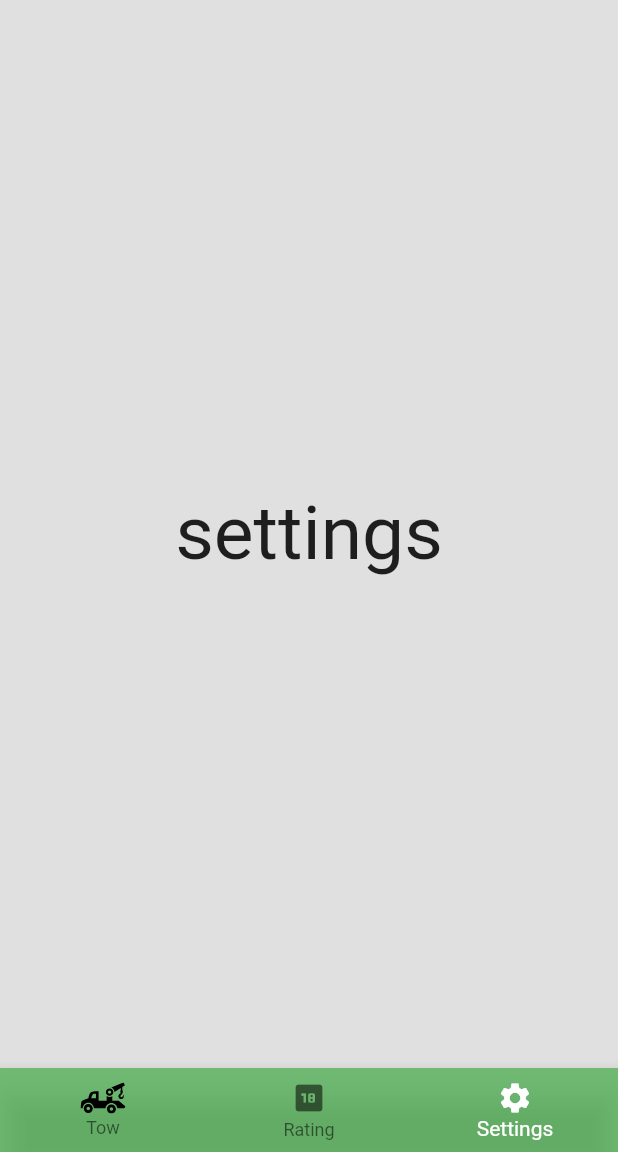
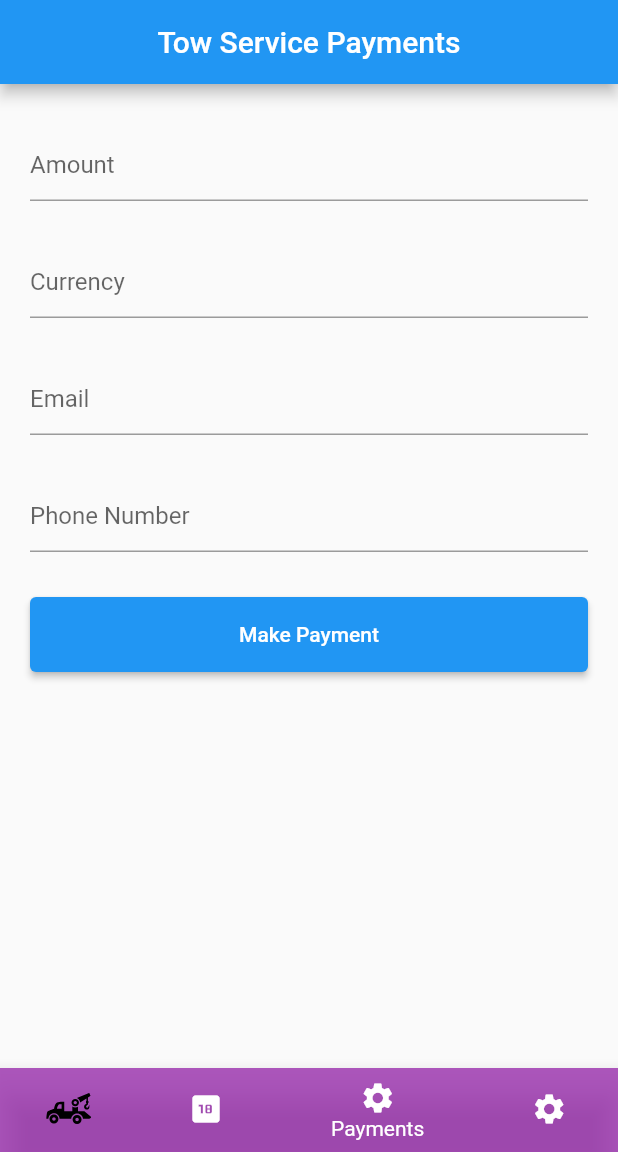
Before and after one commit to owinymarvin/classflutter, a Flutter app: the HomePage screen opened directly, item 3 of the bottom bar chosen, on a phone screen of 412 x 824 dp, the part 84-1236 px from its top. Run offline on Flutter 3.47's test engine with Material 2 defaults, Android fonts, the phone set to English and light mode, and no system bars; our stand-ins replace cloud_firestore, firebase_auth, firebase_core, flutter_svg, google_maps_flutter; missing offline and left inert: flutterwave_standard; accounts and stored records are empty.

Commit message:
added payments with mobile money

```diff
--- /dev/null
+++ b/lib/home_contents/flutterwave/flutterwave_payments.dart
@@ -0,0 +1,283 @@
+import 'package:flutter/material.dart';
+import 'package:flutterwave_standard/flutterwave.dart';
+import 'package:uuid/uuid.dart';
+
+class FlutterWavePayments extends StatelessWidget {
+  @override
+  Widget build(BuildContext context) {
+    return const MaterialApp(
+      debugShowCheckedModeBanner: false,
+      title: 'Flutter Standard Demo',
+      home: MyHomePage('Tow Service Payments'),
+    );
+  }
+}
+
+class MyHomePage extends StatefulWidget {
+  const MyHomePage(this.title, {super.key});
+
+  final String title;
+
+  @override
+  State<MyHomePage> createState() => _MyHomePageState();
+}
+
+class _MyHomePageState extends State<MyHomePage> {
+  final formKey = GlobalKey<FormState>();
+  final amountController = TextEditingController();
+  final currencyController = TextEditingController();
+  final narrationController = TextEditingController();
+  // final publicKeyController = TextEditingController();
+  // final encryptionKeyController = TextEditingController();
+
+  final publicKeyFromFlutterwave = 'FLWPUBK-d1abf117b016d463130ce4477b58bf31-X';
+  final emailController = TextEditingController();
+  final phoneNumberController = TextEditingController();
+
+  String selectedCurrency = "";
+
+  bool isTestMode = false;
+
+  @override
+  Widget build(BuildContext context) {
+    currencyController.text = selectedCurrency;
+
+    return Scaffold(
+      appBar: AppBar(
+        title: Text(widget.title),
+        centerTitle: true,
+      ),
+      body: Container(
+        width: double.infinity,
+        margin: const EdgeInsets.fromLTRB(20, 10, 20, 10),
+        child: Form(
+          key: formKey,
+          child: ListView(
+            children: <Widget>[
+              Container(
+                margin: const EdgeInsets.fromLTRB(0, 20, 0, 10),
+                child: TextFormField(
+                  controller: amountController,
+                  textInputAction: TextInputAction.next,
+                  keyboardType: TextInputType.number,
+                  style: const TextStyle(color: Colors.black),
+                  decoration: const InputDecoration(hintText: "Amount"),
+                  validator: (value) => value != null && value.isNotEmpty
+                      ? null
+                      : "Amount is required",
+                ),
+              ),
+              Container(
+                margin: const EdgeInsets.fromLTRB(0, 20, 0, 10),
+                child: TextFormField(
+                  controller: currencyController,
+                  textInputAction: TextInputAction.next,
+                  style: const TextStyle(color: Colors.black),
+                  readOnly: true,
+                  onTap: _openBottomSheet,
+                  decoration: const InputDecoration(
+                    hintText: "Currency",
+                  ),
+                  validator: (value) => value != null && value.isNotEmpty
+                      ? null
+                      : "Currency is required",
+                ),
+              ),
+
+              /* Public key controller from flutterwave
+
+              Container(
+                margin: const EdgeInsets.fromLTRB(0, 20, 0, 10),
+                child: TextFormField(
+                  controller: publicKeyController,
+                  textInputAction: TextInputAction.next,
+                  style: const TextStyle(color: Colors.black),
+                  obscureText: true,
+                  decoration: const InputDecoration(
+                    hintText: "Public Key",
+                  ),
+                ),
+              ),
+
+              */
+
+              /* encryption key controller
+
+              Container(
+                margin: const EdgeInsets.fromLTRB(0, 20, 0, 10),
+                child: TextFormField(
+                  controller: encryptionKeyController,
+                  textInputAction: TextInputAction.next,
+                  style: const TextStyle(color: Colors.black),
+                  obscureText: true,
+                  decoration: const InputDecoration(
+                    hintText: "Encryption Key",
+                  ),
+                ),
+              ),
+
+              */
+
+              Container(
+                margin: const EdgeInsets.fromLTRB(0, 20, 0, 10),
+                child: TextFormField(
+                  controller: emailController,
+                  textInputAction: TextInputAction.next,
+                  style: const TextStyle(color: Colors.black),
+                  decoration: const InputDecoration(
+                    hintText: "Email",
+                  ),
+                ),
+              ),
+              Container(
+                margin: const EdgeInsets.fromLTRB(0, 20, 0, 10),
+                child: TextFormField(
+                  controller: phoneNumberController,
+                  textInputAction: TextInputAction.next,
+                  style: const TextStyle(color: Colors.black),
+                  decoration: const InputDecoration(
+                    hintText: "Phone Number",
+                  ),
+                ),
+              ),
+
+              /* is test mode disabled
+
+              Container(
+                width: double.infinity,
+                margin: const EdgeInsets.fromLTRB(0, 20, 0, 10),
+                child: Row(
+                  children: [
+                    const Text("Use Debug"),
+                    Switch(
+                      onChanged: (value) => {
+                        setState(() {
+                          isTestMode = value;
+                        })
+                      },
+                      value: isTestMode,
+                    ),
+                  ],
+                ),
+              ),
+
+              */
+
+              Container(
+                width: double.infinity,
+                height: 50,
+                margin: const EdgeInsets.fromLTRB(0, 20, 0, 10),
+                child: ElevatedButton(
+                  onPressed: _onPressed,
+                  child: const Text(
+                    "Make Payment",
+                    style: TextStyle(color: Colors.white),
+                  ),
+                ),
+              )
+            ],
+          ),
+        ),
+      ), // This trailing comma makes auto-formatting nicer for build methods.
+    );
+  }
+
+  _onPressed() {
+    final currentState = formKey.currentState;
+    if (currentState != null && currentState.validate()) {
+      _handlePaymentInitialization();
+    }
+  }
+
+  _handlePaymentInitialization() async {
+    final Customer customer = Customer(email: emailController.text);
+    final Flutterwave flutterwave = Flutterwave(
+      context: context,
+
+      /*
+      publicKey: publicKeyController.text.trim().isEmpty
+          ? getPublicKey()
+          : publicKeyController.text.trim(),
+      */
+
+      publicKey: publicKeyFromFlutterwave,
+      currency: selectedCurrency,
+      redirectUrl: 'https://google.com',
+      txRef: const Uuid().v1(),
+      // amount: amountController.text.toString().trim(),
+      amount: amountController.text,
+      customer: customer,
+      paymentOptions: "card, payattitude, barter, bank transfer, ussd",
+      customization: Customization(title: "Tow service payments"),
+      isTestMode: isTestMode,
+    );
+
+    final ChargeResponse response = await flutterwave.charge();
+    showLoading(response.toString());
+    print("${response.toJson()}");
+  }
+
+  String getPublicKey() {
+    return "";
+  }
+
+  void _openBottomSheet() {
+    showModalBottomSheet(
+        context: context,
+        builder: (context) {
+          return _getCurrency();
+        });
+  }
+
+  Widget _getCurrency() {
+    final currencies = ["UGX", "KES", "USD", "TZS"];
+    return Container(
+      height: 250,
+      margin: const EdgeInsets.fromLTRB(0, 10, 0, 0),
+      color: Colors.white,
+      child: ListView(
+        children: currencies
+            .map((currency) => ListTile(
+                  onTap: () => {_handleCurrencyTap(currency)},
+                  title: Column(
+                    children: [
+                      Text(
+                        currency,
+                        textAlign: TextAlign.start,
+                        style: const TextStyle(color: Colors.black),
+                      ),
+                      const SizedBox(height: 4),
+                      const Divider(height: 1)
+                    ],
+                  ),
+                ))
+            .toList(),
+      ),
+    );
+  }
+
+  _handleCurrencyTap(String currency) {
+    setState(() {
+      selectedCurrency = currency;
+      currencyController.text = currency;
+    });
+    Navigator.pop(context);
+  }
+
+  Future<void> showLoading(String message) {
+    return showDialog(
+      context: context,
+      barrierDismissible: true,
+      builder: (BuildContext context) {
+        return AlertDialog(
+          content: Container(
+            margin: const EdgeInsets.fromLTRB(30, 20, 30, 20),
+            width: double.infinity,
+            height: 50,
+            child: Text(message),
+          ),
+        );
+      },
+    );
+  }
+}
--- a/lib/home_contents/user_tow_services.dart
+++ b/lib/home_contents/user_tow_services.dart
@@ -1,5 +1,4 @@
 import 'dart:async';
-
 import 'package:firstpro/home_contents/Search_Screen.dart';
 import 'package:flutter/material.dart';
 import 'package:google_maps_flutter/google_maps_flutter.dart';
--- a/lib/pages/home_page.dart
+++ b/lib/pages/home_page.dart
@@ -6,6 +6,7 @@ import 'package:firstpro/home_contents/user_tow_services.dart';
 import 'package:flutter/material.dart';
 import 'package:firstpro/features/my_drawer.dart';
 import 'package:flutter_svg/flutter_svg.dart';
+import 'package:firstpro/home_contents/flutterwave/flutterwave_payments.dart';
 // import 'dart:convert';
 // import 'package:http/http.dart' as http;
 
@@ -58,6 +59,7 @@ class _HomePageState extends State<HomePage> {
   final List<Widget> pages = [
     const UserTowServices(),
     UserAccount(),
+    FlutterWavePayments(),
     UserSettings(),
   ];
 
@@ -115,9 +117,14 @@ class _HomePageState extends State<HomePage> {
           ),
           const BottomNavigationBarItem(
             icon: Icon(Icons.settings),
+            label: 'Payments',
+            backgroundColor: Color.fromARGB(188, 155, 39, 176),
+          ),
+          const BottomNavigationBarItem(
+            icon: Icon(Icons.settings),
             label: 'Settings',
             backgroundColor: Color.fromARGB(188, 155, 39, 176),
-          )
+          ),
         ],
         //
         currentIndex: _selectedIndex,
--- a/pubspec.yaml
+++ b/pubspec.yaml
@@ -43,6 +43,8 @@ dependencies:
   cloud_firestore: ^4.8.4
   http: ^1.1.0
   google_maps_flutter: ^2.4.0
+  flutterwave_standard: ^1.0.8
+  uuid: ^3.0.7
 
 
 dev_dependencies:
```
Also changed, not shown: pubspec.lock.
